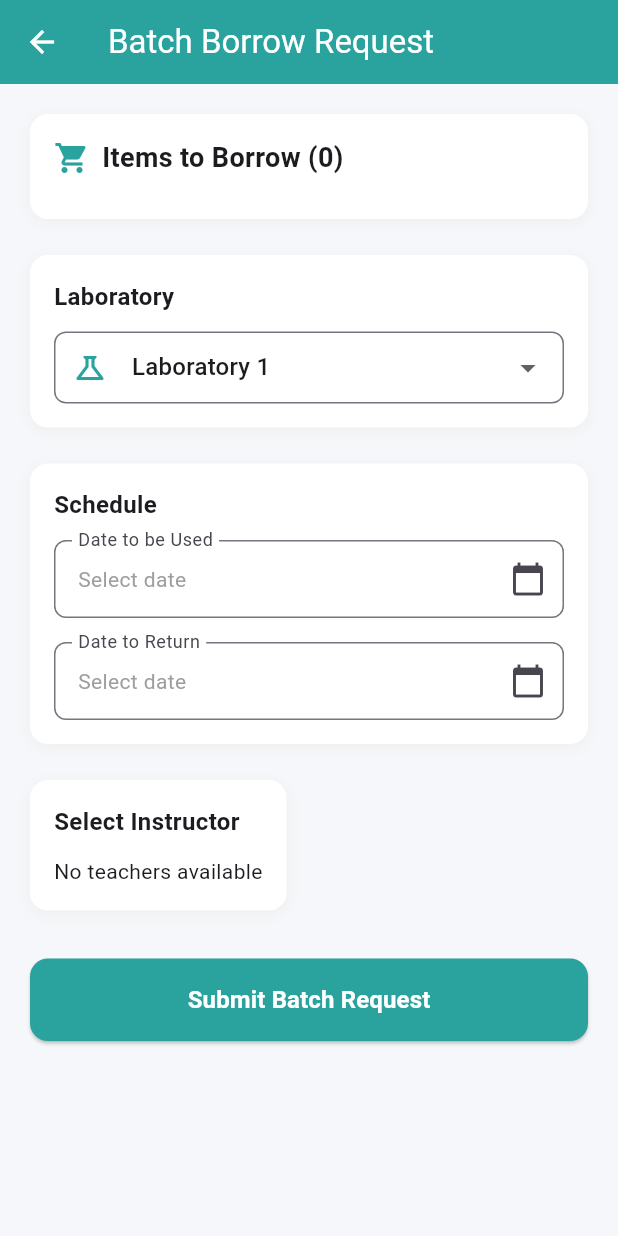
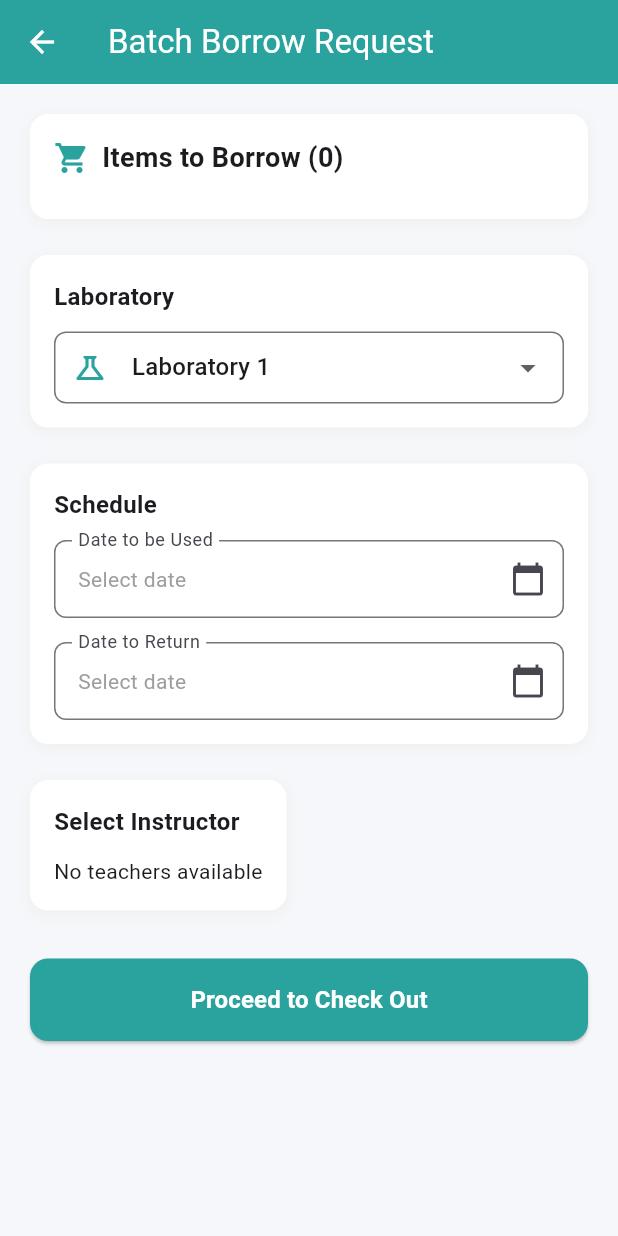
Before and after one commit to ronmars1223/Smartlabs, a Flutter app: the BatchBorrowFormPage screen opened directly, on a phone screen of 412 x 824 dp. Run offline on Flutter 3.47's test engine with Material 3 defaults, Android fonts, the phone set to English and light mode, and no system bars; our stand-ins replace firebase_auth, firebase_core, firebase_database; accounts and stored records are empty; statements that could not run were skipped.

Commit message:
Butto Label Changed
"Submit Batch Request" → "Proceed to Check Out"

```diff
--- a/lib/home/batch_borrow_form_page.dart
+++ b/lib/home/batch_borrow_form_page.dart
@@ -274,7 +274,7 @@ class _BatchBorrowFormPageState extends State<BatchBorrowFormPage> {
                             ),
                           )
                           : const Text(
-                            'Submit Batch Request',
+                            'Proceed to Check Out',
                             style: TextStyle(
                               fontSize: 16,
                               fontWeight: FontWeight.w600,
```
